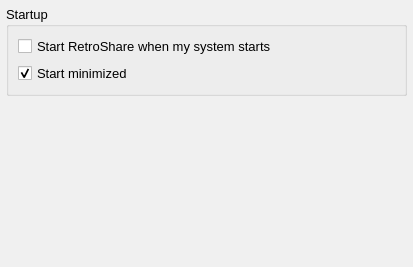
Qt form retroshare-gui/src/gui/settings/GeneralPage.ui (RetroShare/RetroShare) before a commit.
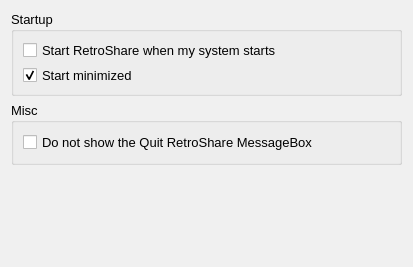
The same form after that commit.

Commit message: added changes from GeneralDialog to GeneralPage

```diff
--- a/retroshare-gui/src/gui/settings/GeneralPage.ui
+++ b/retroshare-gui/src/gui/settings/GeneralPage.ui
@@ -499,13 +499,7 @@
   <property name="contextMenuPolicy">
    <enum>Qt::NoContextMenu</enum>
   </property>
-  <layout class="QGridLayout">
-   <property name="margin">
-    <number>6</number>
-   </property>
-   <property name="spacing">
-    <number>0</number>
-   </property>
+  <layout class="QGridLayout" name="gridLayout_2">
    <item row="0" column="0">
     <widget class="QGroupBox" name="groupBox_2">
      <property name="minimumSize">
@@ -539,14 +533,30 @@
     </widget>
    </item>
    <item row="1" column="0">
-    <spacer>
+    <widget class="QGroupBox" name="groupBox">
+     <property name="title">
+      <string>Misc</string>
+     </property>
+     <layout class="QGridLayout" name="gridLayout">
+      <item row="0" column="0">
+       <widget class="QCheckBox" name="checkQuit">
+        <property name="text">
+         <string>Do not show the Quit RetroShare MessageBox</string>
+        </property>
+       </widget>
+      </item>
+     </layout>
+    </widget>
+   </item>
+   <item row="2" column="0">
+    <spacer name="verticalSpacer">
      <property name="orientation">
       <enum>Qt::Vertical</enum>
      </property>
      <property name="sizeHint" stdset="0">
       <size>
-       <width>401</width>
-       <height>91</height>
+       <width>178</width>
+       <height>95</height>
       </size>
      </property>
     </spacer>
```
The commit also changes 3 other files.
